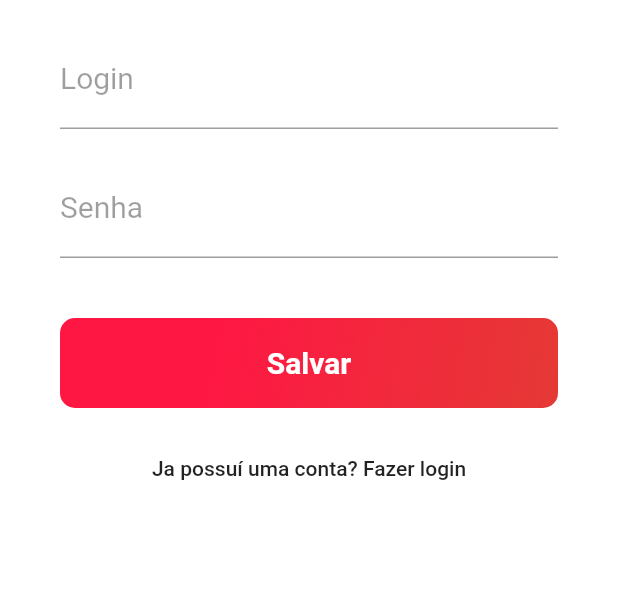
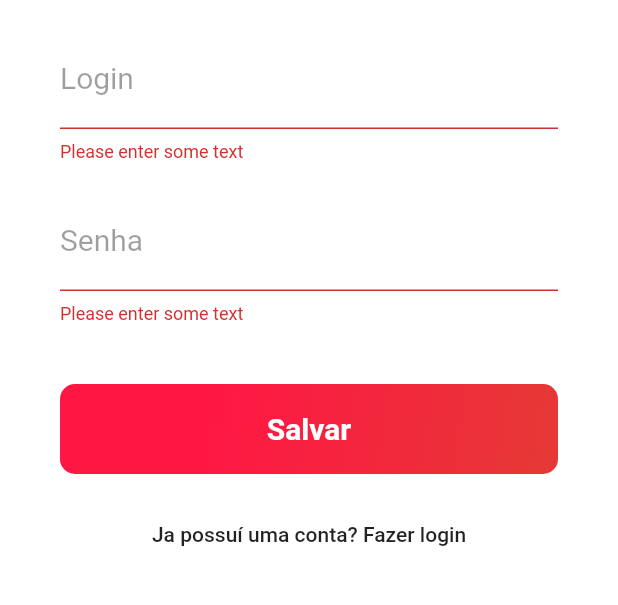
Before and after one commit to matheusreichert12/Pizzaria---Flutter---Firebase, a Flutter app: the CriarContaPage screen opened directly, after a tap on "Salvar", on a phone screen of 412 x 824 dp, the part 267-872 px from its top. Run offline on Flutter 3.47's test engine with Material 2 defaults, Android fonts, the phone set to English and light mode, and no system bars; our stand-ins replace cloud_firestore, curved_navigation_bar, firebase_database; accounts and stored records are empty.

Commit message:
alguns ajustes

```diff
--- a/lib/pages/criarConta.page.dart
+++ b/lib/pages/criarConta.page.dart
@@ -1,3 +1,4 @@
+import 'package:cloud_firestore/cloud_firestore.dart';
 import 'package:flutter/material.dart';
 import 'package:todo/pages/login.page.dart';
 import 'package:firebase_database/firebase_database.dart';
@@ -5,9 +6,9 @@ import 'package:firebase_database/firebase_database.dart';
 final db = FirebaseDatabase.instance.reference();
 
 class CriarContaPage extends StatelessWidget {
- final _login= TextEditingController();
- final _senha= TextEditingController();
-
+  final _login = TextEditingController();
+  final _senha = TextEditingController();
+  final _formKey = GlobalKey<FormState>();
   @override
   Widget build(BuildContext context) {
     return Scaffold(
@@ -28,7 +29,19 @@ class CriarContaPage extends StatelessWidget {
             SizedBox(
               height: 20,
             ),
+            Form(
+                autovalidate: false,
+                key: _formKey,
+                child: Column(
+                  crossAxisAlignment: CrossAxisAlignment.start,
+                  children: <Widget>[
                     TextFormField(
+                      validator: (value) {
+                        if (value.isEmpty) {
+                          return 'Please enter some text';
+                        }
+                        return null;
+                      },
                       keyboardType: TextInputType.emailAddress,
                       controller: _login,
                       decoration: InputDecoration(
@@ -44,6 +57,12 @@ class CriarContaPage extends StatelessWidget {
                       height: 20,
                     ),
                     TextFormField(
+                      validator: (value) {
+                        if (value.isEmpty) {
+                          return 'Please enter some text';
+                        }
+                        return null;
+                      },
                       keyboardType: TextInputType.text,
                       obscureText: true,
                       controller: _senha,
@@ -56,6 +75,8 @@ class CriarContaPage extends StatelessWidget {
                       ),
                       style: TextStyle(fontSize: 20),
                     ),
+                  ],
+                )),
             SizedBox(
               height: 40,
             ),
@@ -87,7 +108,26 @@ class CriarContaPage extends StatelessWidget {
                     ),
                   ),
                   onPressed: () {
-                    teste();
+                    if (_formKey.currentState.validate()) {
+                      showDialog(
+                        context: context,
+                        builder: (BuildContext context) {
+                          return AlertDialog(
+                            content: new Text("Usuário salvo com sucesso"),
+                            actions: <Widget>[
+                              // define os botões na base do dialogo
+                              new FlatButton(
+                                child: new Text("Fechar"),
+                                onPressed: () {
+                                  Navigator.of(context).pop();
+                                },
+                              ),
+                            ],
+                          );
+                        },
+                      );
+                      salvarConta();
+                    }
                   },
                 ),
               ),
@@ -117,7 +157,18 @@ class CriarContaPage extends StatelessWidget {
     );
   }
 
-  void teste() {
-    db.child('usuarios').push().set({'login': _login.text, 'senha': _senha.text, 'admin': 0});
+  void salvarConta() {
+    Firestore.instance.collection("usuarios").document().setData({
+      'login': _login.text,
+      'senha': _senha.text,
+      'admin': 0,
+      'nome': '',
+      'telefone': '',
+      'email': '',
+      'cidade': '',
+      'bairro': '',
+      'rua': '',
+      'n': ''
+    });
   }
 }
```
Also changed, not shown: lib/pages/cliente.page.dart (+5 -12 lines), lib/pages/inicialCliente.page.dart (+6 -12 lines), lib/pages/inicialEmpresa.page.dart (added, +17 -0 lines), lib/pages/login.page.dart (+30 -5 lines), lib/pages/pedidoCliente.page.dart (+7 -12 lines). Lines whose indentation alone changed are shown as unchanged.
